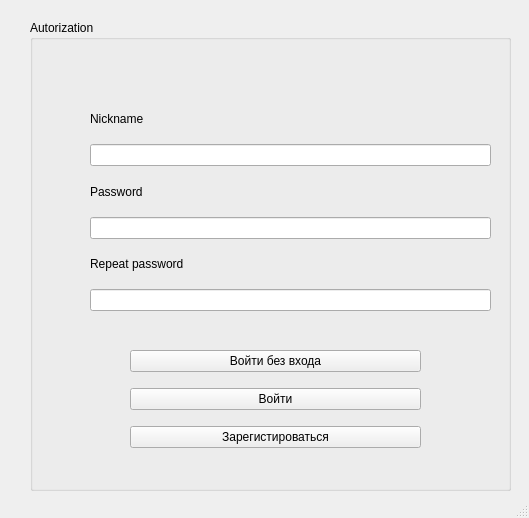
Before: the Qt Designer form autorization/mainwindow.ui in Tanya800/Tetrix, drawn with Qt 5.
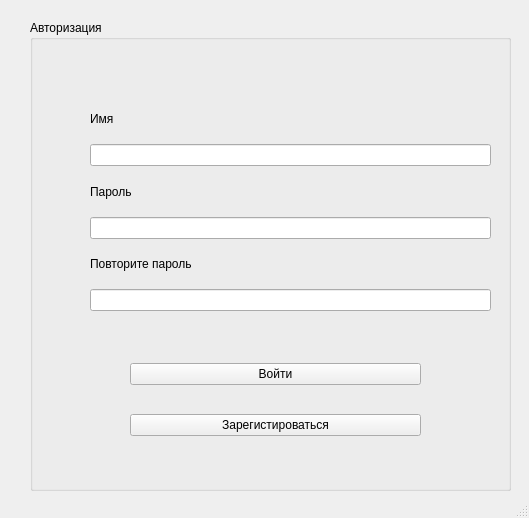
After: the same form once the commit is applied.

Diff of the .ui file:
```diff
--- a/autorization/mainwindow.ui
+++ b/autorization/mainwindow.ui
@@ -24,7 +24,7 @@
      </rect>
     </property>
     <property name="title">
-     <string>Autorization</string>
+     <string>Авторизация</string>
     </property>
     <widget class="QWidget" name="verticalLayoutWidget">
      <property name="geometry">
@@ -36,13 +36,6 @@
       </rect>
      </property>
      <layout class="QVBoxLayout" name="verticalLayout">
-      <item>
-       <widget class="QPushButton" name="go_without">
-        <property name="text">
-         <string>Войти без входа</string>
-        </property>
-       </widget>
-      </item>
       <item>
        <widget class="QPushButton" name="sign_in">
         <property name="text">
@@ -72,7 +65,7 @@
       <item>
        <widget class="QLabel" name="label">
         <property name="text">
-         <string>Nickname</string>
+         <string>Имя </string>
         </property>
        </widget>
       </item>
@@ -82,7 +75,7 @@
       <item>
        <widget class="QLabel" name="label_2">
         <property name="text">
-         <string>Password</string>
+         <string>Пароль</string>
         </property>
        </widget>
       </item>
@@ -92,7 +85,7 @@
       <item>
        <widget class="QLabel" name="label_rep_pass">
         <property name="text">
-         <string>Repeat password</string>
+         <string>Повторите пароль</string>
         </property>
        </widget>
       </item>
```
Left out of the diff: 2 changed lines with no effect on the pictures.
